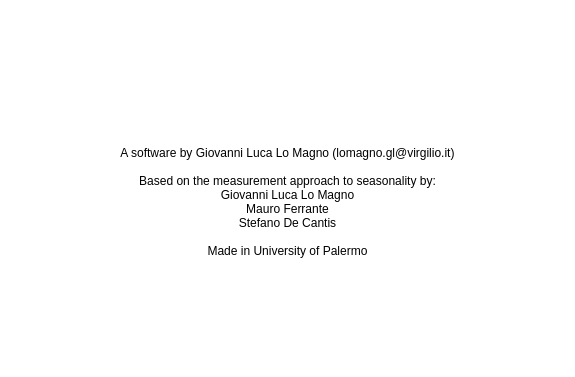
Old version of the form src/aboutdialog.ui in the repository lomagno/scalc.
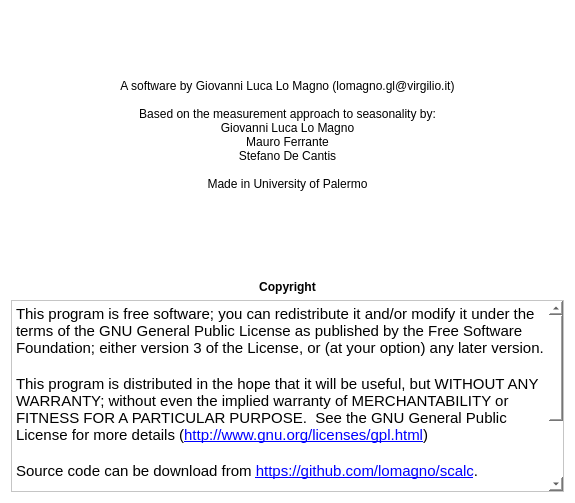
New version of the form. Icons and pictures are not drawn.

Commit message: Improved ctrl+c and ctrl+v support. Reviewed icons and paths. Modified the about dialog

Diff of the .ui file:
```diff
--- a/src/aboutdialog.ui
+++ b/src/aboutdialog.ui
@@ -7,7 +7,7 @@
     <x>0</x>
     <y>0</y>
     <width>575</width>
-    <height>377</height>
+    <height>503</height>
    </rect>
   </property>
   <property name="windowTitle">
@@ -107,6 +107,22 @@
      </item>
     </layout>
    </item>
+   <item>
+    <spacer name="verticalSpacer_3">
+     <property name="orientation">
+      <enum>Qt::Vertical</enum>
+     </property>
+     <property name="sizeType">
+      <enum>QSizePolicy::Fixed</enum>
+     </property>
+     <property name="sizeHint" stdset="0">
+      <size>
+       <width>20</width>
+       <height>42</height>
+      </size>
+     </property>
+    </spacer>
+   </item>
    <item>
     <spacer name="verticalSpacer_2">
      <property name="orientation">
@@ -120,6 +136,44 @@
      </property>
     </spacer>
    </item>
+   <item>
+    <widget class="QLabel" name="label_3">
+     <property name="font">
+      <font>
+       <weight>75</weight>
+       <bold>true</bold>
+      </font>
+     </property>
+     <property name="text">
+      <string>Copyright</string>
+     </property>
+     <property name="alignment">
+      <set>Qt::AlignCenter</set>
+     </property>
+    </widget>
+   </item>
+   <item>
+    <widget class="QTextBrowser" name="licenseTextBrowser">
+     <property name="readOnly">
+      <bool>true</bool>
+     </property>
+     <property name="html">
+      <string>&lt;!DOCTYPE HTML PUBLIC &quot;-//W3C//DTD HTML 4.0//EN&quot; &quot;http://www.w3.org/TR/REC-html40/strict.dtd&quot;&gt;
+&lt;html&gt;&lt;head&gt;&lt;meta name=&quot;qrichtext&quot; content=&quot;1&quot; /&gt;&lt;style type=&quot;text/css&quot;&gt;
+p, li { white-space: pre-wrap; }
+&lt;/style&gt;&lt;/head&gt;&lt;body style=&quot; font-family:'Ubuntu'; font-size:11pt; font-weight:400; font-style:normal;&quot;&gt;
+&lt;p style=&quot; margin-top:0px; margin-bottom:0px; margin-left:0px; margin-right:0px; -qt-block-indent:0; text-indent:0px;&quot;&gt;This program is free software; you can redistribute it and/or modify it under the terms of the GNU General Public License as published by the Free Software Foundation; either version 3 of the License, or (at your option) any later version.&lt;/p&gt;
+&lt;p style=&quot;-qt-paragraph-type:empty; margin-top:0px; margin-bottom:0px; margin-left:0px; margin-right:0px; -qt-block-indent:0; text-indent:0px;&quot;&gt;&lt;br /&gt;&lt;/p&gt;
+&lt;p style=&quot; margin-top:0px; margin-bottom:0px; margin-left:0px; margin-right:0px; -qt-block-indent:0; text-indent:0px;&quot;&gt;This program is distributed in the hope that it will be useful, but WITHOUT ANY WARRANTY; without even the implied warranty of MERCHANTABILITY or FITNESS FOR A PARTICULAR PURPOSE.  See the GNU General Public License for more details (&lt;a href=&quot;http://www.gnu.org/licenses/gpl.html&quot;&gt;&lt;span style=&quot; text-decoration: underline; color:#0000ff;&quot;&gt;http://www.gnu.org/licenses/gpl.html&lt;/span&gt;&lt;/a&gt;)&lt;/p&gt;
+&lt;p style=&quot;-qt-paragraph-type:empty; margin-top:0px; margin-bottom:0px; margin-left:0px; margin-right:0px; -qt-block-indent:0; text-indent:0px;&quot;&gt;&lt;br /&gt;&lt;/p&gt;
+&lt;p style=&quot; margin-top:0px; margin-bottom:0px; margin-left:0px; margin-right:0px; -qt-block-indent:0; text-indent:0px;&quot;&gt;Source code can be download from &lt;a href=&quot;https://github.com/lomagno/scalc&quot;&gt;&lt;span style=&quot; text-decoration: underline; color:#0000ff;&quot;&gt;https://github.com/lomagno/scalc&lt;/span&gt;&lt;/a&gt;.&lt;/p&gt;
+&lt;p style=&quot;-qt-paragraph-type:empty; margin-top:0px; margin-bottom:0px; margin-left:0px; margin-right:0px; -qt-block-indent:0; text-indent:0px;&quot;&gt;&lt;br /&gt;&lt;/p&gt;
+&lt;p style=&quot; margin-top:0px; margin-bottom:0px; margin-left:0px; margin-right:0px; -qt-block-indent:0; text-indent:0px;&quot;&gt;This program has been developed by using Qt 4.8.6 (&lt;a href=&quot;http://www.qt.io/&quot;&gt;&lt;span style=&quot; text-decoration: underline; color:#0000ff;&quot;&gt;http://www.qt.io/&lt;/span&gt;&lt;/a&gt;) and GLPK (&lt;a href=&quot;https://www.gnu.org/software/glpk/&quot;&gt;&lt;span style=&quot; text-decoration: underline; color:#0000ff;&quot;&gt;https://www.gnu.org/software/glpk/&lt;/span&gt;&lt;/a&gt;).&lt;/p&gt;
+&lt;p style=&quot;-qt-paragraph-type:empty; margin-top:0px; margin-bottom:0px; margin-left:0px; margin-right:0px; -qt-block-indent:0; text-indent:0px;&quot;&gt;&lt;br /&gt;&lt;/p&gt;
+&lt;p style=&quot; margin-top:0px; margin-bottom:0px; margin-left:0px; margin-right:0px; -qt-block-indent:0; text-indent:0px;&quot;&gt;Many icons are from the Tango base icon theme, which is released to the Public Domain (&lt;a href=&quot;http://tango.freedesktop.org/&quot;&gt;&lt;span style=&quot; text-decoration: underline; color:#0000ff;&quot;&gt;http://tango.freedesktop.org/&lt;/span&gt;&lt;/a&gt;).&lt;/p&gt;&lt;/body&gt;&lt;/html&gt;</string>
+     </property>
+    </widget>
+   </item>
   </layout>
  </widget>
  <resources/>
```
The commit also changes 23 other files.
